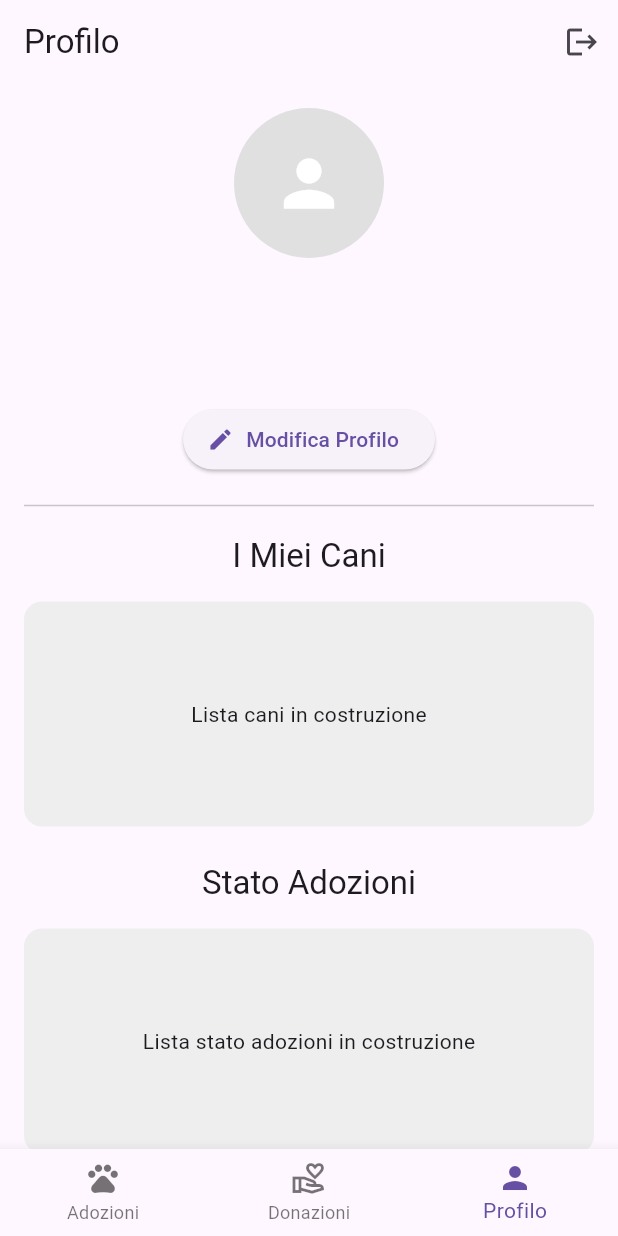
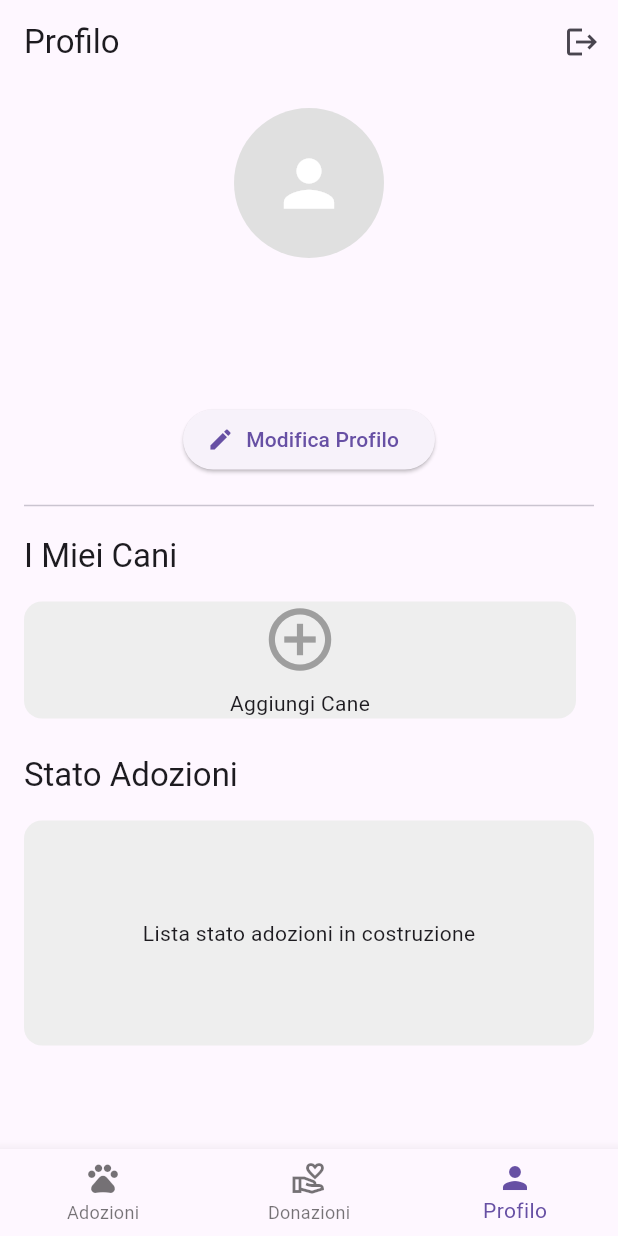
Before and after one commit to imTraini/Zampapp-Flutter, a Flutter app: the screen it shows once a user with an empty profile is signed in, item 3 of the bottom bar chosen, on a phone screen of 412 x 824 dp. Run offline on Flutter 3.47's test engine with Material 3 defaults, Android fonts, the light colour scheme and no system bars; our stand-ins replace cached_network_image, cloud_firestore, firebase_auth, firebase_core, firebase_storage, image_picker; accounts and stored records are empty.

Commit message:
aggiunta cani funzionante e sign up canile

```diff
--- /dev/null
+++ b/zampapp/lib/models/dog_model.dart
@@ -0,0 +1,47 @@
+import 'package:cloud_firestore/cloud_firestore.dart';
+
+class Dog {
+  final String id;
+  final String nome;
+  final String razza;
+  final Timestamp? dataNascita;
+  final String descrizione;
+  final String urlImmagine;
+  final String sesso;
+  final String taglia;
+  final Timestamp? dataAggiunta;
+  final String? proprietarioId;
+  final String status;
+
+  Dog({
+    required this.id,
+    required this.nome,
+    required this.razza,
+    this.dataNascita,
+    required this.descrizione,
+    required this.urlImmagine,
+    required this.sesso,
+    required this.taglia,
+    this.dataAggiunta,
+    this.proprietarioId,
+    required this.status,
+  });
+
+  // Metodo per creare un oggetto Dog da un documento Firestore
+  factory Dog.fromFirestore(DocumentSnapshot doc) {
+    Map<String, dynamic> data = doc.data() as Map<String, dynamic>;
+    return Dog(
+      id: doc.id,
+      nome: data['nome'] ?? '',
+      razza: data['razza'] ?? '',
+      dataNascita: data['dataNascita'] as Timestamp?,
+      descrizione: data['descrizione'] ?? '',
+      urlImmagine: data['urlImmagine'] ?? '',
+      sesso: data['sesso'] ?? '',
+      taglia: data['taglia'] ?? '',
+      dataAggiunta: data['dataAggiunta'] as Timestamp?,
+      proprietarioId: data['proprietarioId'],
+      status: data['status'] ?? 'di_proprieta',
+    );
+  }
+}
--- a/zampapp/lib/screens/profile_screen.dart
+++ b/zampapp/lib/screens/profile_screen.dart
@@ -2,7 +2,8 @@ import 'package:flutter/material.dart';
 import 'package:firebase_auth/firebase_auth.dart';
 import 'package:cloud_firestore/cloud_firestore.dart';
 import 'package:cached_network_image/cached_network_image.dart';
-import 'edit_profile_screen.dart'; // <-- 1. IMPORTA LA NUOVA SCHERMATA
+import 'edit_profile_screen.dart';
+import '../widgets/my_dogs_list.dart'; // <-- 1. IMPORTA IL NUOVO WIDGET
 
 class ProfileScreen extends StatefulWidget {
   const ProfileScreen({super.key});
@@ -78,14 +79,16 @@ class _ProfileScreenState extends State<ProfileScreen> {
 
           return RefreshIndicator(
             onRefresh: () async {
-              setState(() {}); // Ricarica i dati quando l'utente "tira" verso il basso
+              setState(() {});
             },
             child: SingleChildScrollView(
               physics: const AlwaysScrollableScrollPhysics(),
               padding: const EdgeInsets.all(16.0),
-              child: Center(
-                child: Column(
-                  crossAxisAlignment: CrossAxisAlignment.center,
+              child: Column( // Rimuovi il Center per allineare a sinistra
+                crossAxisAlignment: CrossAxisAlignment.stretch, // Allunga i figli
+                children: [
+                  // --- Sezione Intestazione Profilo (centrata) ---
+                  Column(
                     children: [
                       CircleAvatar(
                         radius: 50,
@@ -106,34 +109,33 @@ class _ProfileScreenState extends State<ProfileScreen> {
                         icon: const Icon(Icons.edit),
                         label: const Text('Modifica Profilo'),
                         onPressed: () {
-                        // --- 2. AZIONE MODIFICATA ---
-                        // Naviga alla schermata di modifica, passando i dati caricati.
-                        // Quando torneremo indietro, la pagina si aggiornerà.
                           Navigator.of(context).push(
                             MaterialPageRoute(
                               builder: (context) => EditProfileScreen(initialData: profileData),
                             ),
-                        ).then((_) => setState(() {})); // Ricarica lo stato al ritorno
+                          ).then((_) => setState(() {}));
                         },
+                      ),
+                    ],
                   ),
                   const Divider(height: 40),
 
+                  // --- Sezione "I Miei Cani" ---
                   Text(
                     isShelter ? 'I Cani del Canile' : 'I Miei Cani',
                     style: Theme.of(context).textTheme.titleLarge,
                   ),
                   const SizedBox(height: 16),
-                    Container(
-                      height: 150,
-                      width: double.infinity,
-                      decoration: BoxDecoration(
-                        color: Colors.grey.shade200,
-                        borderRadius: BorderRadius.circular(12),
+
+                  // --- 2. SOSTITUISCI IL CONTAINER CON IL NUOVO WIDGET ---
+                  MyDogsList(
+                    accountType: accountType,
+                    userId: _auth.currentUser!.uid,
                   ),
-                      child: const Center(child: Text('Lista cani in costruzione')),
-                    ),
+
                   const SizedBox(height: 24),
 
+                  // --- Sezione "Stato Adozioni" (solo per utenti) ---
                   if (!isShelter) ...[
                     Text(
                       'Stato Adozioni',
@@ -153,7 +155,6 @@ class _ProfileScreenState extends State<ProfileScreen> {
                 ],
               ),
             ),
-            ),
           );
         },
       ),
--- /dev/null
+++ b/zampapp/lib/widgets/my_dogs_list.dart
@@ -0,0 +1,143 @@
+import 'package:flutter/material.dart';
+import 'package:cloud_firestore/cloud_firestore.dart';
+import 'package:cached_network_image/cached_network_image.dart';
+import '../models/dog_model.dart';
+import '../screens/add_dog_screen.dart';
+
+class MyDogsList extends StatelessWidget {
+  final String accountType;
+  final String userId;
+
+  const MyDogsList({
+    super.key,
+    required this.accountType,
+    required this.userId,
+  });
+
+  @override
+  Widget build(BuildContext context) {
+    bool isShelter = accountType == 'canile';
+
+    return StreamBuilder<QuerySnapshot>(
+      // Ascolta in tempo reale i cani dell'utente corrente
+      stream: FirebaseFirestore.instance
+          .collection('cani')
+          .where('proprietarioId', isEqualTo: userId)
+      // --- VERSIONE FINALE ---
+      // L'ordinamento per data è riattivato.
+          .orderBy('dataAggiunta', descending: true)
+          .snapshots(),
+      builder: (context, snapshot) {
+        if (snapshot.connectionState == ConnectionState.waiting) {
+          return const Center(child: CircularProgressIndicator());
+        }
+        if (snapshot.hasError) {
+          // Se vedi questo errore, significa che l'indice non è stato creato o non è ancora attivo.
+          return const Center(
+            child: Padding(
+              padding: EdgeInsets.all(8.0),
+              child: Text(
+                'Errore nel caricare i cani. Assicurati di aver creato l\'indice su Firebase come da istruzioni.',
+                textAlign: TextAlign.center,
+              ),
+            ),
+          );
+        }
+        if (!snapshot.hasData || snapshot.data!.docs.isEmpty) {
+          // Se non ci sono cani, mostra solo il pulsante per aggiungere
+          return _buildAddDogCard(context, isShelter);
+        }
+
+        final dogs = snapshot.data!.docs.map((doc) => Dog.fromFirestore(doc)).toList();
+
+        if (isShelter) {
+          // Griglia per il canile
+          return GridView.builder(
+            shrinkWrap: true,
+            physics: const NeverScrollableScrollPhysics(),
+            gridDelegate: const SliverGridDelegateWithFixedCrossAxisCount(
+              crossAxisCount: 2,
+              crossAxisSpacing: 16,
+              mainAxisSpacing: 16,
+              childAspectRatio: 0.8,
+            ),
+            itemCount: dogs.length + 1, // +1 per il pulsante
+            itemBuilder: (context, index) {
+              if (index == 0) return _buildAddDogCard(context, isShelter);
+              return _buildDogCard(context, dogs[index - 1]);
+            },
+          );
+        } else {
+          // Lista orizzontale per l'utente
+          return SizedBox(
+            height: 180,
+            child: ListView.builder(
+              scrollDirection: Axis.horizontal,
+              itemCount: dogs.length + 1, // +1 per il pulsante
+              itemBuilder: (context, index) {
+                if (index == dogs.length) return _buildAddDogCard(context, isShelter);
+                return _buildDogCard(context, dogs[index]);
+              },
+            ),
+          );
+        }
+      },
+    );
+  }
+
+  // Card per aggiungere un cane
+  Widget _buildAddDogCard(BuildContext context, bool isShelter) {
+    return GestureDetector(
+      onTap: () {
+        Navigator.of(context).push(MaterialPageRoute(
+          builder: (context) => AddDogScreen(accountType: accountType),
+        ));
+      },
+      child: Container(
+        width: isShelter ? null : 150, // Larghezza fissa solo per la lista orizzontale
+        margin: isShelter ? null : const EdgeInsets.only(right: 12),
+        decoration: BoxDecoration(
+          color: Colors.grey.shade200,
+          borderRadius: BorderRadius.circular(12),
+        ),
+        child: const Column(
+          mainAxisAlignment: MainAxisAlignment.center,
+          children: [
+            Icon(Icons.add_circle_outline, size: 50, color: Colors.grey),
+            SizedBox(height: 8),
+            Text('Aggiungi Cane'),
+          ],
+        ),
+      ),
+    );
+  }
+
+  // Card che mostra le info di un cane
+  Widget _buildDogCard(BuildContext context, Dog dog) {
+    return Container(
+      width: 150,
+      margin: const EdgeInsets.only(right: 12),
+      child: Card(
+        clipBehavior: Clip.antiAlias,
+        shape: RoundedRectangleBorder(borderRadius: BorderRadius.circular(12)),
+        child: Column(
+          crossAxisAlignment: CrossAxisAlignment.stretch,
+          children: [
+            Expanded(
+              child: CachedNetworkImage(
+                imageUrl: dog.urlImmagine,
+                fit: BoxFit.cover,
+                placeholder: (context, url) => Container(color: Colors.grey.shade300),
+                errorWidget: (context, url, error) => const Icon(Icons.pets, color: Colors.grey),
+              ),
+            ),
+            Padding(
+              padding: const EdgeInsets.all(8.0),
+              child: Text(dog.nome, style: const TextStyle(fontWeight: FontWeight.bold), textAlign: TextAlign.center, overflow: TextOverflow.ellipsis,),
+            ),
+          ],
+        ),
+      ),
+    );
+  }
+}
```
Also changed, not shown: zampapp/lib/screens/add_dog_screen.dart (added, +153 -0 lines), zampapp/lib/screens/registration_choice_screen.dart (+6 -5 lines), zampapp/lib/screens/shelter_signup_screen.dart (added, +189 -0 lines). Lines whose indentation alone changed are shown as unchanged.
